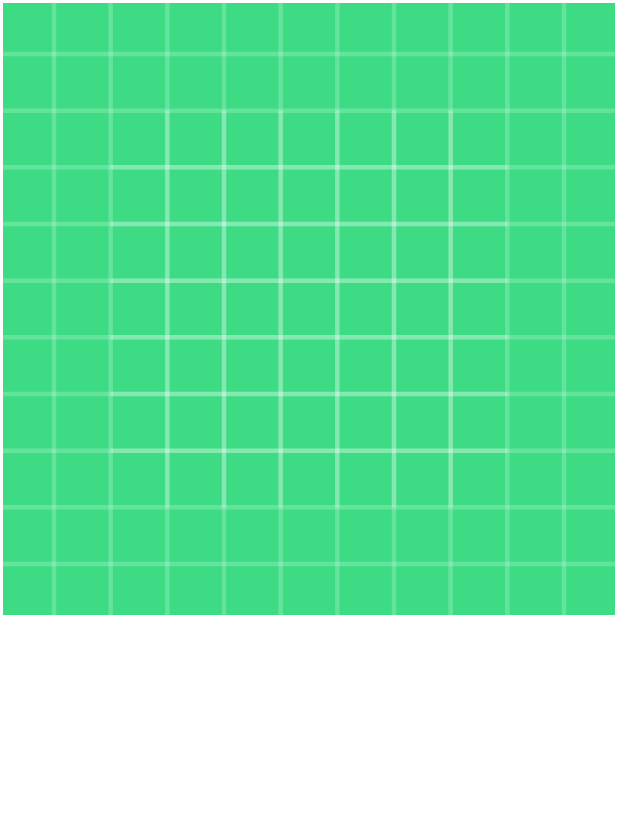
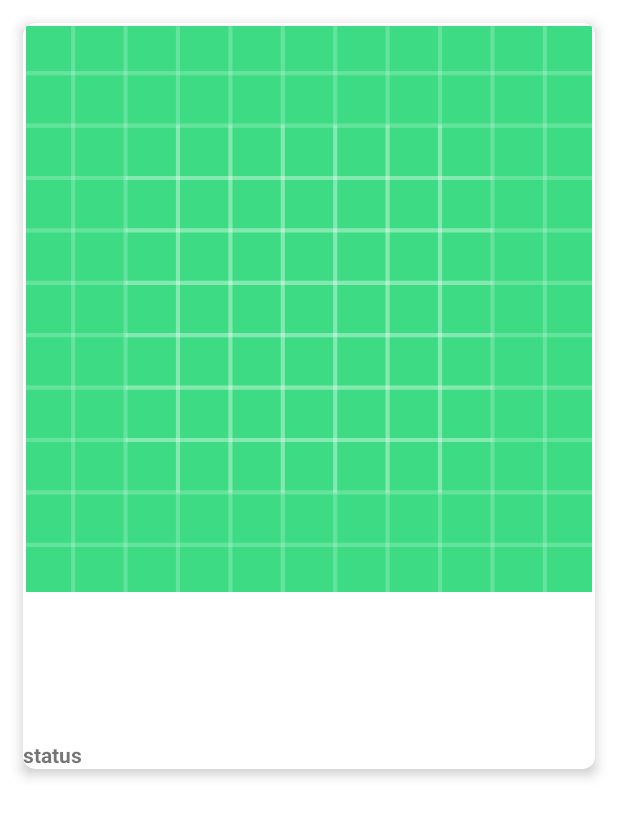
Before and after one commit to robert93l/NASARecyclerMvvmKotlinCleanArchitechture, an Android app: the layout rover_item_layout.xml on its own in the app's theme, with its tools: preview values and no code run, on a phone screen of 412 x 824 dp. Shown: the top 817 px of the screen. Run offline under Robolectric (Android 15) with nearby library versions, the phone set to English and light mode, and no system bars.

Commit message:
refactor adapter

```diff
--- a/app/src/main/java/com/example/nasarecyclermvvmkotlincleanarchitechture/ui/RoverPhotosAdapter.kt
+++ b/app/src/main/java/com/example/nasarecyclermvvmkotlincleanarchitechture/ui/RoverPhotosAdapter.kt
@@ -5,12 +5,14 @@ import android.view.LayoutInflater
 import android.view.View
 import android.view.ViewGroup
 import android.widget.ImageView
+import android.widget.TextView
 import androidx.paging.PagingDataAdapter
 import androidx.recyclerview.widget.DiffUtil
 import androidx.recyclerview.widget.RecyclerView
 import com.bumptech.glide.Glide
 import com.example.nasarecyclermvvmkotlincleanarchitechture.R
 import com.example.nasarecyclermvvmkotlincleanarchitechture.data.Photo
+import org.w3c.dom.Text
 
 
 class RoverPhotosAdapter() :
@@ -32,13 +34,27 @@ class RoverPhotosAdapter() :
 
     inner class ViewHolder(itemView: View) : RecyclerView.ViewHolder(itemView) {
         private val ivPhoto: ImageView = itemView.findViewById(R.id.iv_photo)
+        private val tvcamera: TextView = itemView.findViewById(R.id.camera_name)
+        private val tverath:  TextView = itemView.findViewById(R.id.earth_date)
+        private val tvrover:  TextView = itemView.findViewById(R.id.rover_name)
+        private val tvlanding:  TextView = itemView.findViewById(R.id.landing_date)
+        private val tvlaunch:  TextView = itemView.findViewById(R.id.launch_date)
+        private val tvstatus:  TextView = itemView.findViewById(R.id.status)
 
         fun bind(photo: Photo) {
             Glide.with(ivPhoto.context)
                 .load(photo.img_src)
-                .override(200, 200)
+                .override(300, 300)
                 .into(ivPhoto)
+
+            tvcamera.text = "Camera: "+photo.camera.name
+            tverath.text = "Earth date: " + photo.earth_date
+            tvrover.text = "Name Rover: "+photo.rover.name
+            tvlanding.text = "Landing "+photo.rover.landing_date
+            tvlaunch.text = "Launch "+photo.rover.launch_date
+            tvstatus.text = "Status: "+photo.rover.status
         }
+
     }
 
     class DiffUtilCallBack: DiffUtil.ItemCallback<Photo>() {
@@ -48,6 +64,7 @@ class RoverPhotosAdapter() :
 
         override fun areContentsTheSame(oldItem: Photo, newItem: Photo): Boolean {
             return  oldItem.id == newItem.id
+                    && oldItem.rover.id == oldItem.rover.id
 
         }
     }
--- a/app/src/main/res/layout/rover_item_layout.xml
+++ b/app/src/main/res/layout/rover_item_layout.xml
@@ -1,5 +1,15 @@
 <?xml version="1.0" encoding="utf-8"?>
-<LinearLayout xmlns:android="http://schemas.android.com/apk/res/android"
+<androidx.cardview.widget.CardView xmlns:android="http://schemas.android.com/apk/res/android"
+    xmlns:app="http://schemas.android.com/apk/res-auto"
+    android:layout_width="match_parent"
+    android:layout_height="wrap_content"
+    android:layout_margin="15dp"
+    app:cardCornerRadius="8dp"
+    app:cardElevation="5dp"
+    app:cardMaxElevation="5dp"
+    android:orientation="vertical">
+
+    <LinearLayout
         android:layout_width="match_parent"
         android:layout_height="wrap_content"
         android:orientation="vertical">
@@ -13,4 +23,47 @@
             android:padding="2dp"
             />
 
+        <TextView
+            android:id="@+id/camera_name"
+            android:layout_width="wrap_content"
+            android:layout_height="wrap_content">
+
+        </TextView>
+        <TextView
+            android:id="@+id/earth_date"
+            android:layout_width="wrap_content"
+            android:layout_height="wrap_content">
+
+        </TextView>
+
+        <TextView
+            android:id="@+id/rover_name"
+            android:layout_width="wrap_content"
+            android:layout_height="wrap_content">
+        </TextView>
+        <TextView
+            android:id="@+id/landing_date"
+            android:layout_width="wrap_content"
+            android:layout_height="wrap_content">
+
+        </TextView>
+        <TextView
+            android:id="@+id/launch_date"
+            android:layout_width="wrap_content"
+            android:layout_height="wrap_content">
+
+        </TextView>
+        <TextView
+            android:id="@+id/status"
+            android:text="status"
+            android:textStyle="bold"
+            android:layout_width="wrap_content"
+            android:layout_height="wrap_content">
+
+        </TextView>
+
     </LinearLayout>
+
+
+
+</androidx.cardview.widget.CardView>
```
Lines whose indentation alone changed are shown as unchanged.
